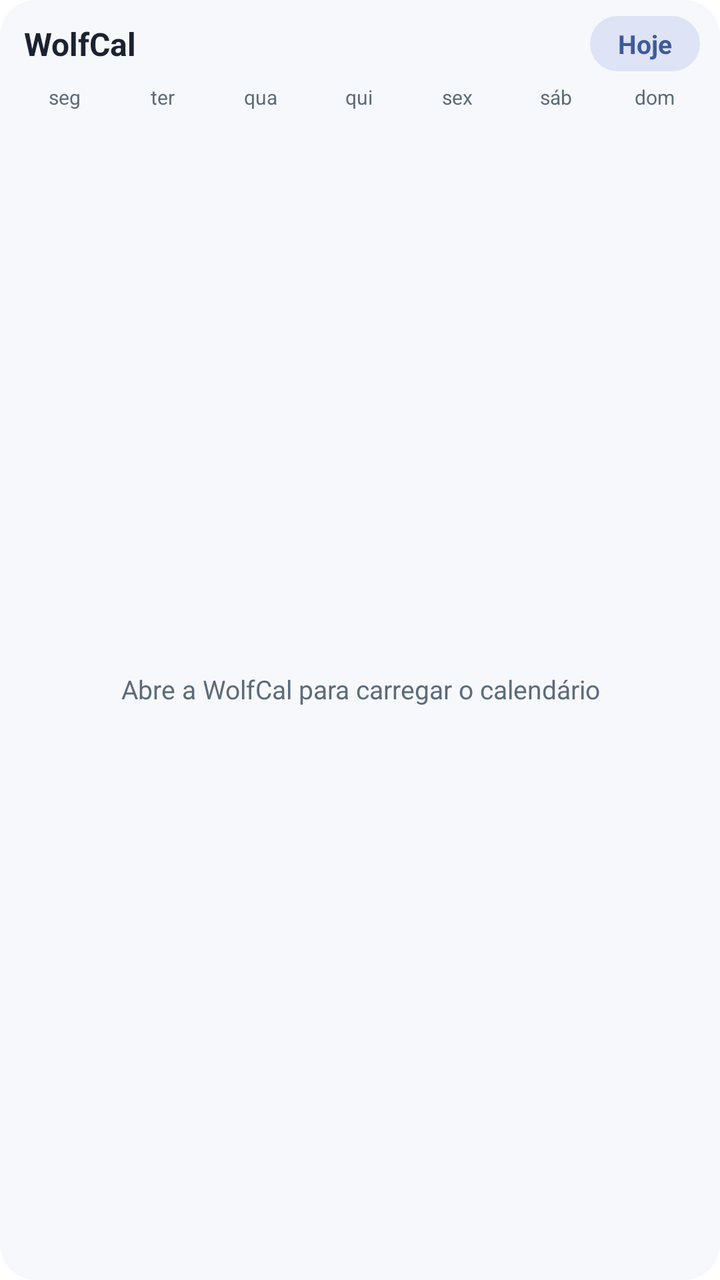
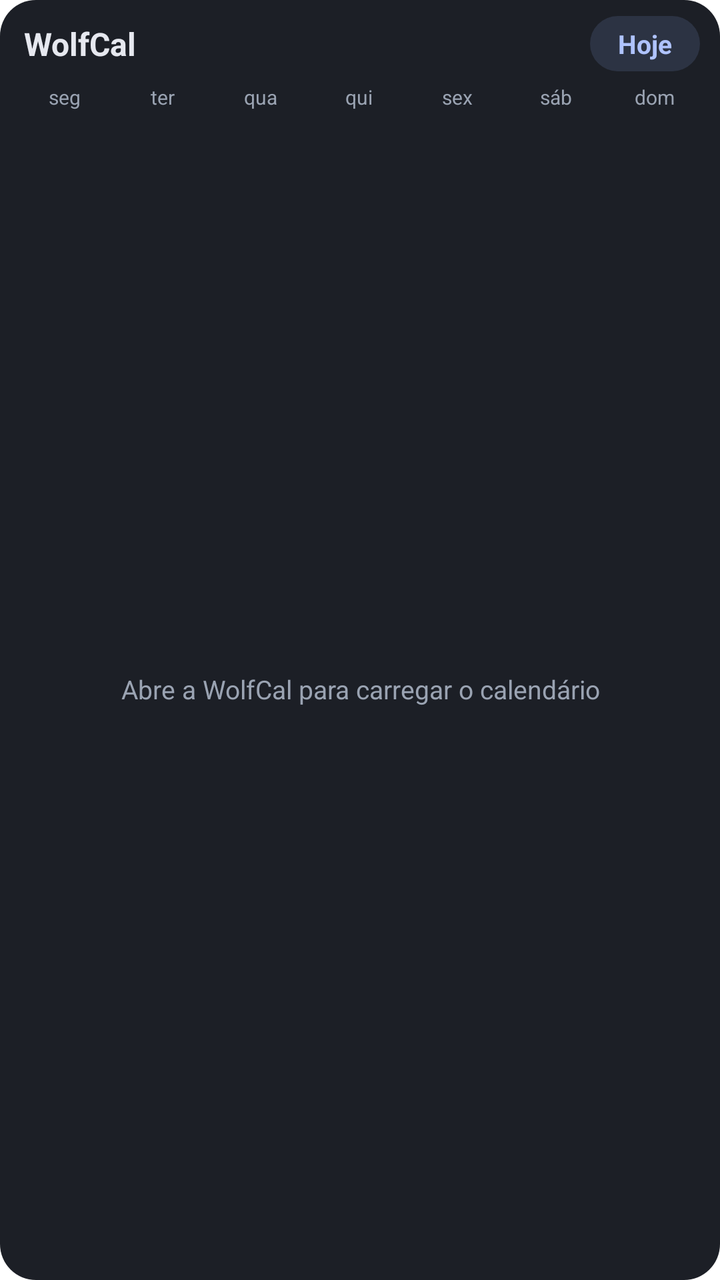

Two renders of the same Android screen: before a commit and after it. Below are the layout's source before the change and the commit's diff.
<!-- AndroidManifest.xml: fallback theme Theme.MaterialComponents.DayNight.NoActionBar -->
<!-- res/layout/wolfcal_widget.xml -->
<?xml version="1.0" encoding="utf-8"?>
<LinearLayout xmlns:android="http://schemas.android.com/apk/res/android"
    android:layout_width="match_parent"
    android:layout_height="match_parent"
    android:orientation="vertical"
    android:background="@drawable/wolfcal_widget_bg"
    android:padding="8dp">

    <LinearLayout
        android:layout_width="match_parent"
        android:layout_height="wrap_content"
        android:orientation="horizontal"
        android:gravity="center_vertical"
        android:paddingStart="4dp"
        android:paddingEnd="2dp">

        <TextView
            android:id="@+id/month"
            android:layout_width="0dp"
            android:layout_height="wrap_content"
            android:layout_weight="1"
            android:text="WolfCal"
            android:textColor="#1B2230"
            android:textSize="16sp"
            android:textStyle="bold"/>

        <TextView
            android:id="@+id/today"
            android:layout_width="wrap_content"
            android:layout_height="wrap_content"
            android:background="@drawable/wolfcal_button"
            android:paddingStart="14dp"
            android:paddingEnd="14dp"
            android:paddingTop="5dp"
            android:paddingBottom="5dp"
            android:text="Hoje"
            android:textColor="#3F5A9A"
            android:textSize="13sp"
            android:textStyle="bold"/>
    </LinearLayout>

    <LinearLayout
        android:layout_width="match_parent"
        android:layout_height="wrap_content"
        android:orientation="horizontal"
        android:paddingTop="6dp"
        android:paddingBottom="2dp">
        <TextView style="@style/WolfCalWeekday" android:text="seg"/>
        <TextView style="@style/WolfCalWeekday" android:text="ter"/>
        <TextView style="@style/WolfCalWeekday" android:text="qua"/>
        <TextView style="@style/WolfCalWeekday" android:text="qui"/>
        <TextView style="@style/WolfCalWeekday" android:text="sex"/>
        <TextView style="@style/WolfCalWeekday" android:text="sáb"/>
        <TextView style="@style/WolfCalWeekday" android:text="dom"/>
    </LinearLayout>

    <FrameLayout
        android:layout_width="match_parent"
        android:layout_height="0dp"
        android:layout_weight="1">

        <ListView
            android:id="@+id/weeks"
            android:layout_width="match_parent"
            android:layout_height="match_parent"
            android:divider="@null"
            android:dividerHeight="0dp"/>

        <TextView
            android:id="@+id/empty"
            android:layout_width="match_parent"
            android:layout_height="match_parent"
            android:gravity="center"
            android:padding="12dp"
            android:text="Abre a WolfCal para carregar o calendário"
            android:textColor="#5C6B7A"
            android:textSize="13sp"/>
    </FrameLayout>
</LinearLayout>
<!-- resources referenced by this layout -->
<resources>
  <!-- drawable wolfcal_button (drawable) -->
  <?xml version="1.0" encoding="utf-8"?>
  <shape xmlns:android="http://schemas.android.com/apk/res/android" android:shape="rectangle">
      <solid android:color="#DEE3F5"/>
      <corners android:radius="14dp"/>
  </shape>
  <!-- drawable wolfcal_widget_bg (drawable) -->
  <?xml version="1.0" encoding="utf-8"?>
  <shape xmlns:android="http://schemas.android.com/apk/res/android" android:shape="rectangle">
      <solid android:color="#F7F8FC"/>
      <corners android:radius="18dp"/>
  </shape>
  <style name="WolfCalWeekday">
          <item name="android:layout_width">0dp</item>
          <item name="android:layout_height">wrap_content</item>
          <item name="android:layout_weight">1</item>
          <item name="android:gravity">center</item>
          <item name="android:textColor">#5C6B7A</item>
          <item name="android:textSize">10sp</item>
      </style>
</resources>

<!-- the commit's change to res/layout/wolfcal_widget.xml (unified diff, before → after) -->
@@ -20,7 +20,7 @@
             android:layout_height="wrap_content"
             android:layout_weight="1"
             android:text="WolfCal"
-            android:textColor="#1B2230"
+            android:textColor="#E6E8EF"
             android:textSize="16sp"
             android:textStyle="bold"/>
 
@@ -34,7 +34,7 @@
             android:paddingTop="5dp"
             android:paddingBottom="5dp"
             android:text="Hoje"
-            android:textColor="#3F5A9A"
+            android:textColor="#AFC3FF"
             android:textSize="13sp"
             android:textStyle="bold"/>
     </LinearLayout>
@@ -73,7 +73,7 @@
             android:gravity="center"
             android:padding="12dp"
             android:text="Abre a WolfCal para carregar o calendário"
-            android:textColor="#5C6B7A"
+            android:textColor="#9AA3B2"
             android:textSize="13sp"/>
     </FrameLayout>
 </LinearLayout>
<!-- resource entries referenced after the edit -->
@@ -3,13 +3,13 @@
   <!-- drawable wolfcal_button (drawable) -->
   <?xml version="1.0" encoding="utf-8"?>
   <shape xmlns:android="http://schemas.android.com/apk/res/android" android:shape="rectangle">
-      <solid android:color="#DEE3F5"/>
+      <solid android:color="#2C3343"/>
       <corners android:radius="14dp"/>
   </shape>
   <!-- drawable wolfcal_widget_bg (drawable) -->
   <?xml version="1.0" encoding="utf-8"?>
   <shape xmlns:android="http://schemas.android.com/apk/res/android" android:shape="rectangle">
-      <solid android:color="#F7F8FC"/>
+      <solid android:color="#1C1F26"/>
       <corners android:radius="18dp"/>
   </shape>
   <style name="WolfCalWeekday">
@@ -17,7 +17,7 @@
           <item name="android:layout_height">wrap_content</item>
           <item name="android:layout_weight">1</item>
           <item name="android:gravity">center</item>
-          <item name="android:textColor">#5C6B7A</item>
+          <item name="android:textColor">#9AA3B2</item>
           <item name="android:textSize">10sp</item>
       </style>
 </resources>
